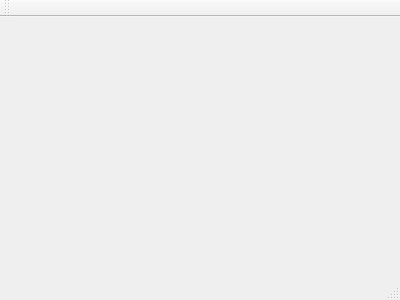
lseelenbinder/evil-twin-souls, file etsGame/etsgame.ui: the form before one commit.
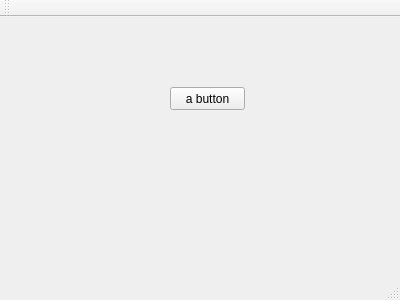
The form after the commit.

Commit message: Add a button on form.

```diff
--- a/etsGame/etsgame.ui
+++ b/etsGame/etsgame.ui
@@ -13,7 +13,21 @@
   <property name="windowTitle">
    <string>Best Game ever!!</string>
   </property>
-  <widget class="QWidget" name="centralWidget"/>
+  <widget class="QWidget" name="centralWidget">
+   <widget class="QPushButton" name="pushButton">
+    <property name="geometry">
+     <rect>
+      <x>170</x>
+      <y>70</y>
+      <width>75</width>
+      <height>23</height>
+     </rect>
+    </property>
+    <property name="text">
+     <string>a button</string>
+    </property>
+   </widget>
+  </widget>
   <widget class="QMenuBar" name="menuBar">
    <property name="geometry">
     <rect>
```
The commit also changes 7 other files.
